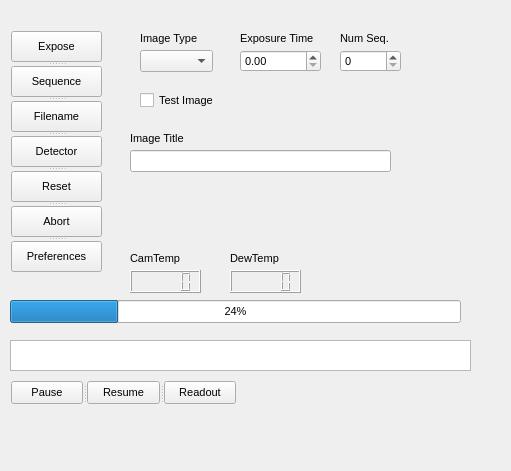
First picture: the form in azcam_exptool/exptool.ui, repository mplesser/azcam-exptool, before the edit.
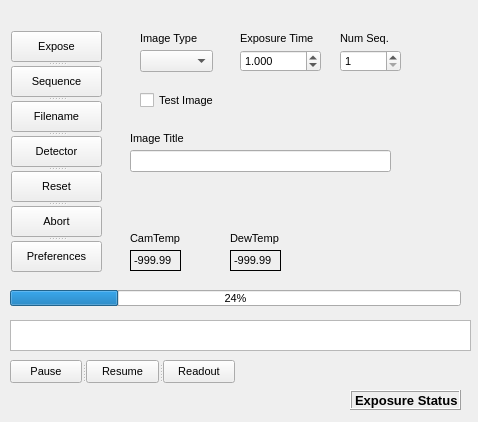
Second picture: the form after the edit.

The edit to the form file:
```diff
--- a/azcam_exptool/exptool.ui
+++ b/azcam_exptool/exptool.ui
@@ -6,8 +6,8 @@
    <rect>
     <x>0</x>
     <y>0</y>
-    <width>511</width>
-    <height>471</height>
+    <width>478</width>
+    <height>422</height>
    </rect>
   </property>
   <property name="minimumSize">
@@ -43,33 +43,13 @@
    </size>
   </property>
   <widget class="QWidget" name="centralwidget">
-   <widget class="QLCDNumber" name="dewtemp_LcdNumber">
-    <property name="geometry">
-     <rect>
-      <x>230</x>
-      <y>270</y>
-      <width>71</width>
-      <height>23</height>
-     </rect>
-    </property>
-   </widget>
-   <widget class="QLCDNumber" name="camtemp_LcdNumber">
-    <property name="geometry">
-     <rect>
-      <x>130</x>
-      <y>270</y>
-      <width>71</width>
-      <height>23</height>
-     </rect>
-    </property>
-   </widget>
    <widget class="QProgressBar" name="progressBar">
     <property name="geometry">
      <rect>
       <x>10</x>
-      <y>300</y>
+      <y>290</y>
       <width>451</width>
-      <height>23</height>
+      <height>16</height>
      </rect>
     </property>
     <property name="value">
@@ -103,7 +83,7 @@
     <property name="geometry">
      <rect>
       <x>10</x>
-      <y>340</y>
+      <y>320</y>
       <width>461</width>
       <height>31</height>
      </rect>
@@ -118,6 +98,15 @@
       <height>22</height>
      </rect>
     </property>
+    <property name="decimals">
+     <number>3</number>
+    </property>
+    <property name="maximum">
+     <double>999999.000000000000000</double>
+    </property>
+    <property name="value">
+     <double>1.000000000000000</double>
+    </property>
    </widget>
    <widget class="QComboBox" name="imagetype_ComboBox">
     <property name="geometry">
@@ -146,7 +135,7 @@
     <property name="geometry">
      <rect>
       <x>130</x>
-      <y>250</y>
+      <y>230</y>
       <width>71</width>
       <height>16</height>
      </rect>
@@ -172,7 +161,7 @@
     <property name="geometry">
      <rect>
       <x>230</x>
-      <y>250</y>
+      <y>230</y>
       <width>71</width>
       <height>16</height>
      </rect>
@@ -203,6 +192,12 @@
       <height>22</height>
      </rect>
     </property>
+    <property name="minimum">
+     <number>1</number>
+    </property>
+    <property name="maximum">
+     <number>999999</number>
+    </property>
    </widget>
    <widget class="QLabel" name="numseq_label">
     <property name="geometry">
@@ -254,7 +249,13 @@
       <string>Reset</string>
      </property>
     </widget>
-    <widget class="QPushButton" name="telescope_Button">
+    <widget class="QPushButton" name="abort_Button">
+     <property name="font">
+      <font>
+       <weight>50</weight>
+       <bold>false</bold>
+      </font>
+     </property>
      <property name="text">
       <string>Abort</string>
      </property>
@@ -268,8 +269,8 @@
    <widget class="QSplitter" name="pause_splitter">
     <property name="geometry">
      <rect>
-      <x>11</x>
-      <y>381</y>
+      <x>10</x>
+      <y>360</y>
       <width>225</width>
       <height>23</height>
      </rect>
@@ -278,21 +279,94 @@
      <enum>Qt::Horizontal</enum>
     </property>
     <widget class="QPushButton" name="pause_Button">
+     <property name="enabled">
+      <bool>true</bool>
+     </property>
      <property name="text">
       <string>Pause</string>
      </property>
     </widget>
     <widget class="QPushButton" name="resume_Button">
+     <property name="enabled">
+      <bool>true</bool>
+     </property>
      <property name="text">
       <string>Resume</string>
      </property>
     </widget>
-    <widget class="QPushButton" name="abort_Button">
+    <widget class="QPushButton" name="readout_Button">
+     <property name="enabled">
+      <bool>true</bool>
+     </property>
      <property name="text">
       <string>Readout</string>
      </property>
     </widget>
    </widget>
+   <widget class="QLabel" name="exposurestatus_label">
+    <property name="geometry">
+     <rect>
+      <x>350</x>
+      <y>390</y>
+      <width>111</width>
+      <height>20</height>
+     </rect>
+    </property>
+    <property name="font">
+     <font>
+      <pointsize>10</pointsize>
+      <weight>75</weight>
+      <bold>true</bold>
+     </font>
+    </property>
+    <property name="toolTip">
+     <string>exposure status</string>
+    </property>
+    <property name="frameShape">
+     <enum>QFrame::Box</enum>
+    </property>
+    <property name="frameShadow">
+     <enum>QFrame::Raised</enum>
+    </property>
+    <property name="text">
+     <string>Exposure Status</string>
+    </property>
+   </widget>
+   <widget class="QLabel" name="camtempvalue_label">
+    <property name="geometry">
+     <rect>
+      <x>130</x>
+      <y>250</y>
+      <width>51</width>
+      <height>21</height>
+     </rect>
+    </property>
+    <property name="frameShape">
+     <enum>QFrame::Box</enum>
+    </property>
+    <property name="text">
+     <string>-999.99</string>
+    </property>
+   </widget>
+   <widget class="QLabel" name="dewtempvalue_label">
+    <property name="geometry">
+     <rect>
+      <x>230</x>
+      <y>250</y>
+      <width>51</width>
+      <height>21</height>
+     </rect>
+    </property>
+    <property name="frameShape">
+     <enum>QFrame::Box</enum>
+    </property>
+    <property name="frameShadow">
+     <enum>QFrame::Plain</enum>
+    </property>
+    <property name="text">
+     <string>-999.99</string>
+    </property>
+   </widget>
   </widget>
  </widget>
  <resources/>
```
Left out of the diff: 2 changed lines with no effect on the pictures.
